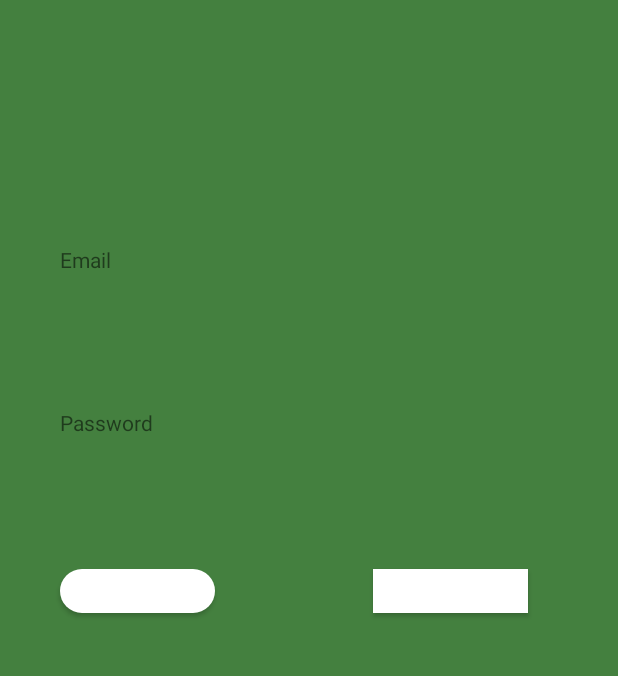
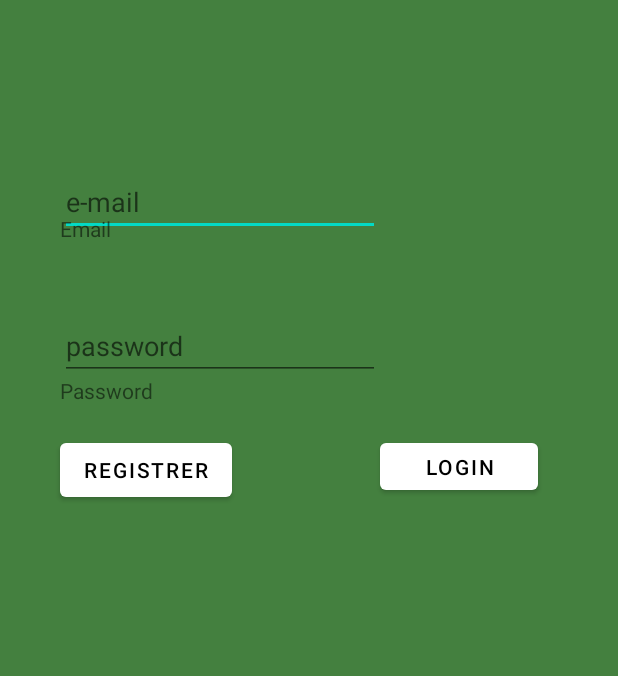
Before and after one commit to aleix-batchelli/PrPr2, an Android app: the layout login.xml on its own in the app's theme, with its tools: preview values and no code run, on a phone screen of 412 x 824 dp, the part 398-1074 px from its top. Run offline under Robolectric (Android 15) with nearby library versions, the phone set to English and light mode, and no system bars.

Commit message:
login vista acabado

```diff
--- a/app/src/main/res/layout/login.xml
+++ b/app/src/main/res/layout/login.xml
@@ -8,8 +8,33 @@
     tools:context=".MainActivity">
 
 
+    <EditText
+        android:id="@+id/emailEditText"
+        android:layout_width="wrap_content"
+        android:layout_height="wrap_content"
+        android:layout_marginStart="40dp"
+        android:layout_marginTop="112dp"
+        android:ems="10"
+        android:hint="@string/email"
+        android:inputType="textPersonName"
+        android:singleLine="true"
+        app:layout_constraintStart_toStartOf="parent"
+        app:layout_constraintTop_toBottomOf="@id/logo" />
+
     <TextView
-        android:id="@+id/textView"
+        android:id="@+id/textPassword"
+        android:layout_width="wrap_content"
+        android:layout_height="wrap_content"
+        android:text="Password"
+        app:layout_constraintBottom_toBottomOf="parent"
+        app:layout_constraintEnd_toEndOf="parent"
+        app:layout_constraintHorizontal_bias="0.114"
+        app:layout_constraintStart_toStartOf="parent"
+        app:layout_constraintTop_toTopOf="parent"
+        app:layout_constraintVertical_bias="0.641" />
+
+    <TextView
+        android:id="@+id/textEmail"
         android:layout_width="wrap_content"
         android:layout_height="wrap_content"
         android:text="Email"
@@ -18,52 +43,45 @@
         app:layout_constraintHorizontal_bias="0.106"
         app:layout_constraintStart_toStartOf="parent"
         app:layout_constraintTop_toTopOf="parent"
-        app:layout_constraintVertical_bias="0.533" />
+        app:layout_constraintVertical_bias="0.507" />
 
-    <TextView
-        android:id="@+id/textView2"
+    <Button
+        android:id="@+id/buttonRegister"
         android:layout_width="wrap_content"
         android:layout_height="wrap_content"
-        android:text="Password"
-        app:layout_constraintBottom_toBottomOf="parent"
-        app:layout_constraintEnd_toEndOf="parent"
-        app:layout_constraintHorizontal_bias="0.114"
-        app:layout_constraintStart_toStartOf="parent"
-        app:layout_constraintTop_toTopOf="parent"
-        app:layout_constraintVertical_bias="0.668" />
+        android:layout_marginTop="36dp"
+        android:text="registrer"
+        android:textColor="@color/black"
+        app:layout_constraintStart_toStartOf="@id/passwordTextEdit"
+        app:layout_constraintTop_toBottomOf="@id/passwordTextEdit"
+        app:rippleColor="@color/black" />
 
     <Button
-        android:id="@+id/button2"
-        android:layout_width="103dp"
-        android:layout_height="29dp"
-        android:layout_marginStart="6dp"
-        android:background="@drawable/shape"
-        android:text="dfghh"
-        app:layout_constraintBottom_toBottomOf="parent"
-        app:layout_constraintEnd_toEndOf="parent"
-        app:layout_constraintHorizontal_bias="0.112"
+        android:id="@+id/buttonLogin"
+        android:layout_width="105dp"
+        android:layout_height="43dp"
+        android:layout_marginTop="36dp"
+        android:text="Login"
+        android:textColor="@color/black"
+        app:layout_constraintStart_toEndOf="@id/passwordTextEdit"
+        app:layout_constraintTop_toBottomOf="@id/passwordTextEdit"
+        app:rippleColor="@color/black" />
+
+    <EditText
+        android:id="@+id/passwordTextEdit"
+        android:layout_width="wrap_content"
+        android:layout_height="wrap_content"
+        android:layout_marginStart="40dp"
+        android:layout_marginTop="208dp"
+        android:ems="10"
+        android:hint="@string/password"
+        android:inputType="textPassword"
+        android:singleLine="true"
         app:layout_constraintStart_toStartOf="parent"
-        app:layout_constraintTop_toTopOf="parent"
-        app:layout_constraintVertical_bias="0.811"
-        tools:ignore="MissingClass" />
-
-    <Button
-        android:id="@+id/button3"
-        android:layout_width="103dp"
-        android:layout_height="29dp"
-        android:layout_marginStart="6dp"
-        android:background="@color/white"
-        android:text="@string/resposta4_1"
-        app:layout_constraintBottom_toBottomOf="parent"
-        app:layout_constraintEnd_toEndOf="parent"
-        app:layout_constraintHorizontal_bias="0.801"
-        app:layout_constraintStart_toStartOf="parent"
-        app:layout_constraintTop_toTopOf="parent"
-        app:layout_constraintVertical_bias="0.811"
-        tools:ignore="MissingClass" />
+        app:layout_constraintTop_toBottomOf="@id/logo" />
 
     <ImageView
-        android:id="@+id/foto1"
+        android:id="@+id/logo"
         android:layout_width="190dp"
         android:layout_height="169dp"
         android:layout_marginStart="80dp"
```
